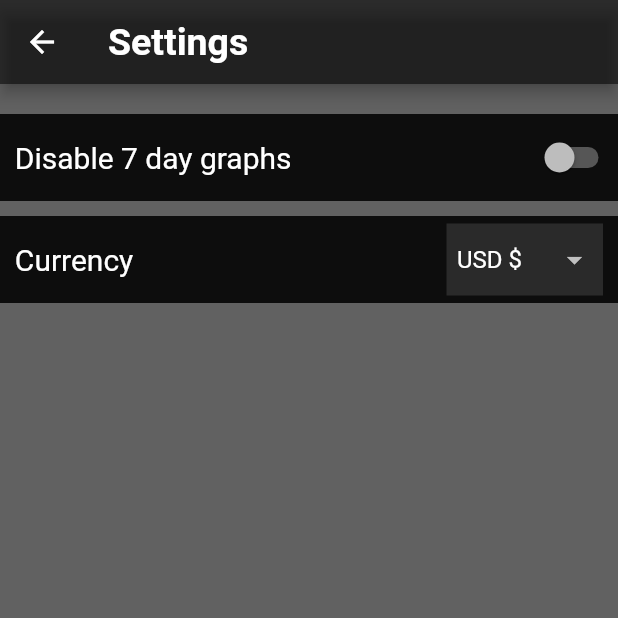
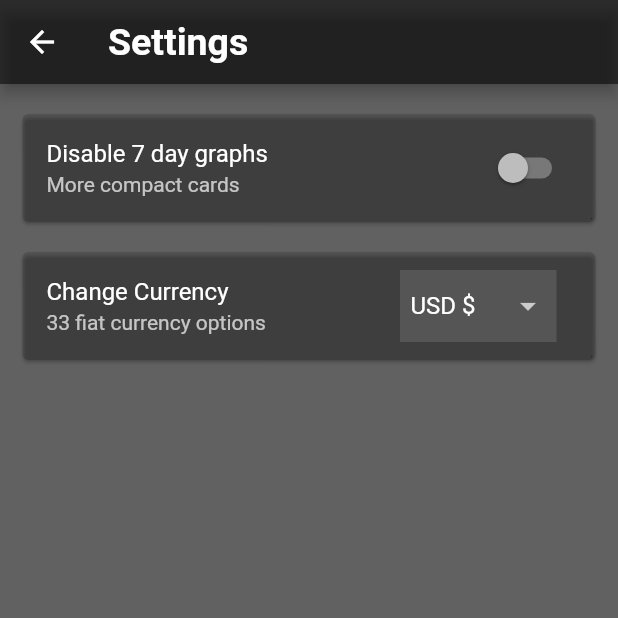
Before and after one commit to Blakexx/CryptoTracker, a Flutter app: the Settings screen opened directly, on a phone screen of 412 x 824 dp, the top half of it. Run offline on Flutter 3.47's test engine with Material 2 defaults, Android fonts, the phone set to English and light mode, and no system bars; our stand-ins replace auto_size_text, flutter_svg, syncfusion_flutter_charts; missing offline and left inert: local_database, syncfusion_flutter_core; network calls fail; statements that could not run were skipped.

Commit message:
Improved settings page

```diff
--- a/lib/main.dart
+++ b/lib/main.dart
@@ -19,7 +19,7 @@ import "key.dart";
 import "package:flutter_svg/flutter_svg.dart";
 
 String _api = "https://api.coincap.io/v2/";
-HashMap<String,Map<String,Comparable>> _coinData;
+HashMap<String,Map<String,dynamic>> _coinData;
 HashMap<String, ValueNotifier<num>> _valueNotifiers = new HashMap<String, ValueNotifier<num>>();
 List<String> _savedCoins;
 Database _userData;
@@ -115,7 +115,7 @@ class _AppState extends State<App> {
     var data = (await _apiGet("assets?limit=2000"))["data"];
     data.forEach((e){
       String id = e["id"];
-      _coinData[id] = (e as Map).cast<String,Comparable>();
+      _coinData[id] = e.cast<String,Comparable>();
       _valueNotifiers[id] = new ValueNotifier(0);
       for(String s in e.keys){
         if(e[s]==null){
@@ -176,9 +176,14 @@ SortType sortBy(String s){
       return _savedCoins.indexOf(s1)-_savedCoins.indexOf(s2);
     }
     Map<String,Comparable> m1 = _coinData[ascending?s1:s2], m2 = _coinData[ascending?s2:s1];
-    int comp = m1[sortVal].compareTo(m2[sortVal]);
+    dynamic v1 = m1[sortVal], v2 = m2[sortVal];
+    if(sortVal=="name"){
+      v1 = v1.toUpperCase();
+      v2 = v2.toUpperCase();
+    }
+    int comp = v1.compareTo(v2);
     if(comp==0){
-      return m1["name"].compareTo(m2["name"]);
+      return sortBy("nameA")(s1,s2) as int;
     }
     return comp;
   };
@@ -409,6 +414,7 @@ class _ListPageState extends State<ListPage> {
             sortingBy = "custom";
             searching = false;
             reset();
+            scrollController.jumpTo(0.0);
           });
         },
         child: new Icon(
@@ -507,7 +513,6 @@ class ImpExpPageState extends State<ImpExpPage>{
 }
 
 class Settings extends StatefulWidget{
-
   @override
   SettingsState createState() => new SettingsState();
 }
@@ -518,23 +523,17 @@ class SettingsState extends State<Settings>{
   Widget build(BuildContext context){
     return new Scaffold(
         appBar: new AppBar(title:new Text("Settings",style:new TextStyle(fontSize:25.0,fontWeight: FontWeight.bold)),backgroundColor: Colors.black54),
-        body: new Container(
-            padding:EdgeInsets.only(bottom:10.0,top:10.0),
-            child: new Center(
-                child: new Column(
+        body: new Padding(
+            padding: EdgeInsets.only(top:20.0,right:15,left:15),
+            child: new ListView(
+                physics: new ClampingScrollPhysics(),
                 children: [
-                      new Container(
-                          padding: EdgeInsets.only(top:10.0),
-                          child: new GestureDetector(
-                            child: new Container(
-                                padding: EdgeInsets.only(top:5.0,bottom:5.0),
-                                color: Colors.black87,
-                                child: new Row(
-                                    children: <Widget>[
-                                      new Expanded(
-                                          child: new Text("  Disable 7 day graphs",style:new TextStyle(fontSize:20.0))
-                                      ),
-                                      new Switch(
+                  new Card(
+                    color: Colors.black12,
+                    child: new ListTile(
+                        title: new Text("Disable 7 day graphs"),
+                        subtitle: new Text("More compact cards"),
+                        trailing: new Switch(
                             value: _settings["disableGraphs"],
                             onChanged: (disp){
                               setState((){
@@ -543,28 +542,22 @@ class SettingsState extends State<Settings>{
                               _userData["settings/disableGraphs"] = _settings["disableGraphs"];
                             }
                         ),
-                                    ]
-                                )
-                            ),
                         onTap: (){
                           setState((){
                             _settings["disableGraphs"] = !_settings["disableGraphs"];
                           });
                           _userData["settings/disableGraphs"] = _settings["disableGraphs"];
                         }
-                          )
                     ),
-                      new Container(
-                          padding: EdgeInsets.only(top:10.0),
-                          child: new Container(
-                              padding: EdgeInsets.only(top:5.0,bottom:5.0),
-                              color: Colors.black87,
-                              child: new Row(
-                                  children: <Widget>[
-                                    new Expanded(
-                                      child: new Text("  Currency",style:new TextStyle(fontSize:20.0)),
+                    margin: EdgeInsets.zero,
                   ),
-                                    new Padding(
+                  new Container(height:20),
+                  new Card(
+                    color: Colors.black12,
+                    child: new ListTile(
+                        title: new Text("Change Currency"),
+                        subtitle: new Text("33 fiat currency options"),
+                        trailing: new Padding(
                             child: new Container(
                                 color: Colors.white12,
                                 padding: EdgeInsets.only(right:7.0,left:7.0),
@@ -586,12 +579,10 @@ class SettingsState extends State<Settings>{
                             ),
                             padding: EdgeInsets.only(right:10.0)
                         )
+                    ),
+                    margin: EdgeInsets.zero,
+                  )
                 ]
-                              )
-                          )
-                      ),
-                    ]
-                )
             )
         )
     );
@@ -755,7 +746,7 @@ class _CryptoState extends State<Crypto>{
                                   placeholder: new AssetImage("icon/platypus2.png"),
                                   fadeInDuration: const Duration(milliseconds:100),
                                   height:32.0,
-                                  width:32.0,
+                                  width:32.0
                               ),
                               new Container(width:4.0),
                               new ConstrainedBox(
@@ -864,9 +855,9 @@ class _ItemInfoState extends State<ItemInfo>{
 
   @override
   Widget build(BuildContext context){
-    num price = ((_coinData[widget.id]["priceUsd"] as num)*_exchangeRate);
-    num mCap = ((_coinData[widget.id]["marketCapUsd"] as num)*_exchangeRate);
-    num change = (_coinData[widget.id]["changePercent24Hr"] as num);
+    num price = (_coinData[widget.id]["priceUsd"]*_exchangeRate);
+    num mCap = (_coinData[widget.id]["marketCapUsd"]*_exchangeRate);
+    num change = _coinData[widget.id]["changePercent24Hr"];
     return new DefaultTabController(
         length:5,
         child: new Scaffold(
@@ -1080,7 +1071,7 @@ class _SimpleTimeSeriesChartState extends State<SimpleTimeSeriesChart> {
         loading = false;
       });
     });
-    num price = (_coinData[widget.id]["priceUsd"] as num)*_exchangeRate;
+    num price = _coinData[widget.id]["priceUsd"]*_exchangeRate;
     base = price>=0?max(0,(-log(price)/log(10)).ceil()+2):0;
     if(price<=1.1&&price>.9){
       base++;
```
Also changed, not shown: 1 other file. Lines whose indentation alone changed are shown as unchanged.
